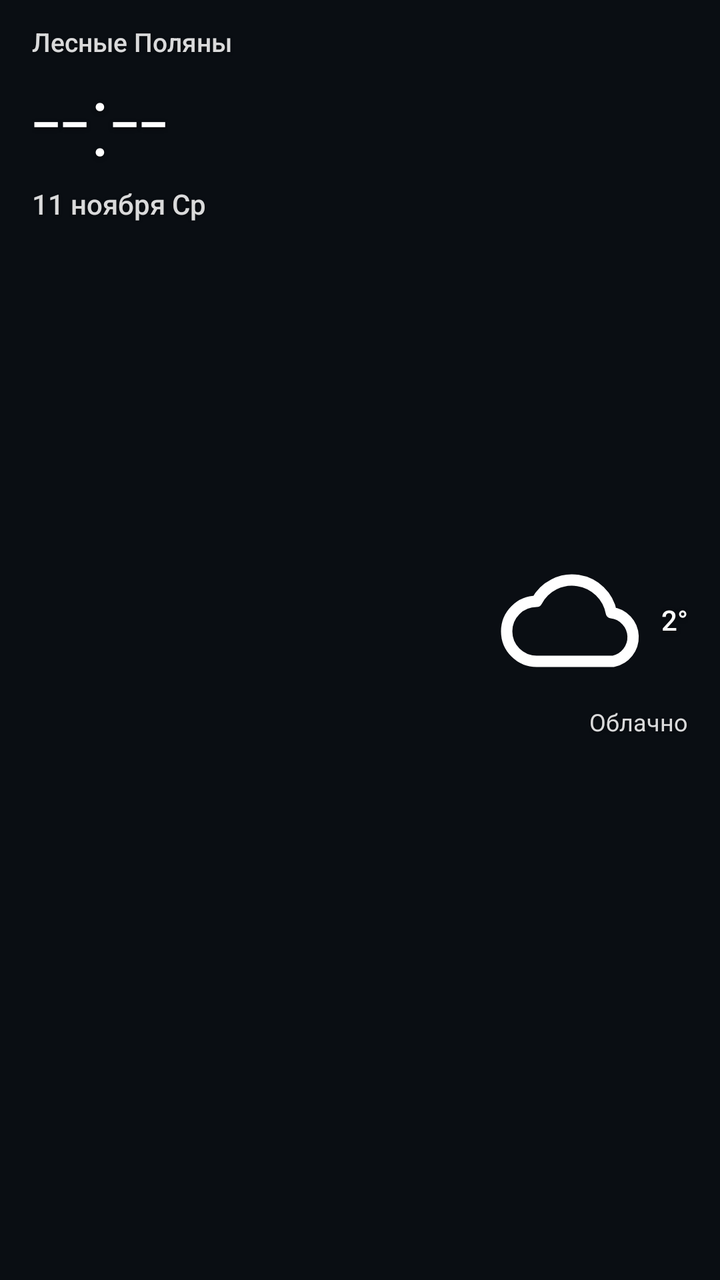
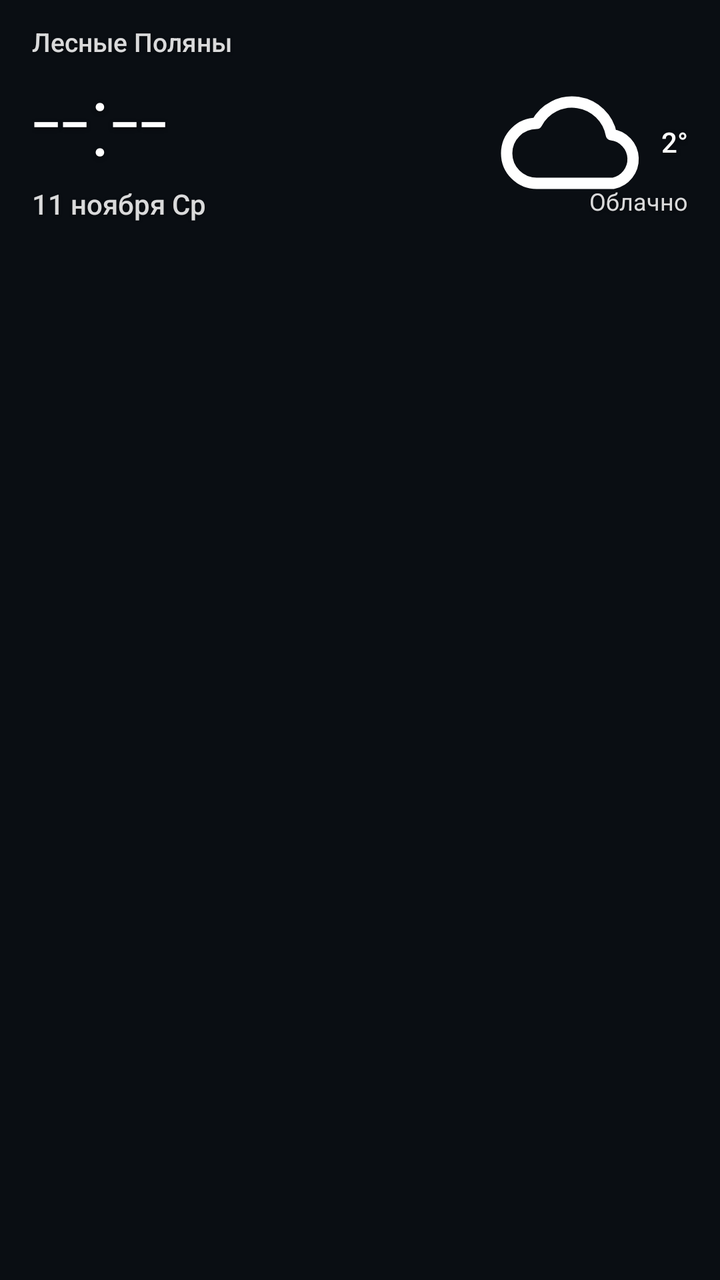

Before-and-after screenshots of an Android layout around one commit, followed by the original layout XML and the change that was made.
<!-- AndroidManifest.xml: application theme Theme.NetMon -->
<!-- res/layout/widget_clock.xml -->
<?xml version="1.0" encoding="utf-8"?>
<RelativeLayout xmlns:android="http://schemas.android.com/apk/res/android"
    android:id="@+id/widget_root"
    android:layout_width="match_parent"
    android:layout_height="match_parent"
    android:paddingHorizontal="16dp"
    android:paddingVertical="12dp">

    <TextView
        android:id="@+id/widget_city"
        android:layout_width="200dp"
        android:layout_height="wrap_content"
        android:layout_alignParentStart="true"
        android:layout_alignParentTop="true"
        android:fontFamily="sans-serif"
        android:maxLines="2"
        android:shadowColor="#66000000"
        android:shadowDx="0"
        android:shadowDy="1"
        android:shadowRadius="4"
        android:text="Лесные Поляны"
        android:textColor="#D9FFFFFF"
        android:textFontWeight="500"
        android:textSize="13dp" />

    <TextView
        android:id="@+id/widget_time"
        android:layout_width="wrap_content"
        android:layout_height="wrap_content"
        android:layout_alignParentStart="true"
        android:layout_below="@id/widget_city"
        android:layout_marginTop="2dp"
        android:fontFamily="sans-serif-light"
        android:includeFontPadding="false"
        android:shadowColor="#66000000"
        android:shadowDx="0"
        android:shadowDy="2"
        android:shadowRadius="6"
        android:text="--:--"
        android:textColor="#FFFFFFFF"
        android:textSize="50dp" />

    <TextView
        android:id="@+id/widget_date"
        android:layout_width="wrap_content"
        android:layout_height="wrap_content"
        android:layout_alignParentStart="true"
        android:layout_below="@id/widget_time"
        android:layout_marginTop="2dp"
        android:fontFamily="sans-serif"
        android:shadowColor="#66000000"
        android:shadowDx="0"
        android:shadowDy="1"
        android:shadowRadius="4"
        android:text="11 ноября Ср"
        android:textColor="#D9FFFFFF"
        android:textFontWeight="500"
        android:textSize="14dp" />

    <LinearLayout
        android:id="@+id/widget_weather"
        android:layout_width="wrap_content"
        android:layout_height="wrap_content"
        android:layout_alignParentEnd="true"
        android:layout_centerVertical="true"
        android:gravity="end"
        android:orientation="vertical">

        <LinearLayout
            android:layout_width="wrap_content"
            android:layout_height="wrap_content"
            android:layout_gravity="end"
            android:gravity="center_vertical"
            android:orientation="horizontal">

            <ImageView
                android:id="@+id/widget_weather_icon"
                android:layout_width="80dp"
                android:layout_height="80dp"
                android:contentDescription="@string/widget_clock_desc"
                android:src="@drawable/ic_weather_cloud" />

            <TextView
                android:id="@+id/widget_temp"
                android:layout_width="wrap_content"
                android:layout_height="wrap_content"
                android:layout_marginStart="4dp"
                android:fontFamily="sans-serif-light"
                android:includeFontPadding="false"
                android:shadowColor="#66000000"
                android:shadowDx="0"
                android:shadowDy="2"
                android:shadowRadius="6"
                android:text="2°"
                android:textColor="#FFFFFFFF"
                android:textFontWeight="500"
                android:textSize="14dp" />
        </LinearLayout>

        <TextView
            android:id="@+id/widget_condition"
            android:layout_width="wrap_content"
            android:layout_height="wrap_content"
            android:layout_gravity="end"
            android:layout_marginTop="2dp"
            android:fontFamily="sans-serif"
            android:shadowColor="#66000000"
            android:shadowDx="0"
            android:shadowDy="1"
            android:shadowRadius="4"
            android:text="Облачно"
            android:textColor="#D9FFFFFF"
            android:textSize="12dp" />
    </LinearLayout>
</RelativeLayout>
<!-- resources referenced by this layout -->
<resources>
  <!-- drawable ic_weather_cloud (drawable) -->
  <?xml version="1.0" encoding="utf-8"?>
  <vector xmlns:android="http://schemas.android.com/apk/res/android"
      android:width="24dp" android:height="24dp"
      android:viewportWidth="24" android:viewportHeight="24">
      <path android:fillColor="@android:color/transparent"
          android:strokeColor="#ffffffff" android:strokeWidth="1.7"
          android:strokeLineCap="round" android:strokeLineJoin="round"
          android:pathData="M6.5,18A4.5,4.5 0 0 1 6.5 9a6,6 0 0 1 11.2,1.7A3.7,3.7 0 0 1 18,18z" />
  </vector>
  <string name="widget_clock_desc">Часы и погода; цвет времени — статус сети</string>
  <style name="Theme.NetMon" parent="android:Theme.Material.NoActionBar">
          <item name="android:windowBackground">#0a0e13</item>
          <item name="android:statusBarColor">#0a0e13</item>
          <item name="android:navigationBarColor">#0a0e13</item>
          <item name="android:colorAccent">#2ea6e0</item>
          <item name="android:windowLightStatusBar">false</item>
      </style>
</resources>

<!-- the commit's change to res/layout/widget_clock.xml (unified diff, before → after) -->
@@ -62,7 +62,7 @@
         android:layout_width="wrap_content"
         android:layout_height="wrap_content"
         android:layout_alignParentEnd="true"
-        android:layout_centerVertical="true"
+        android:layout_alignTop="@id/widget_time"
         android:gravity="end"
         android:orientation="vertical">
 
@@ -97,19 +97,20 @@
                 android:textSize="14dp" />
         </LinearLayout>
 
-        <TextView
-            android:id="@+id/widget_condition"
-            android:layout_width="wrap_content"
-            android:layout_height="wrap_content"
-            android:layout_gravity="end"
-            android:layout_marginTop="2dp"
-            android:fontFamily="sans-serif"
-            android:shadowColor="#66000000"
-            android:shadowDx="0"
-            android:shadowDy="1"
-            android:shadowRadius="4"
-            android:text="Облачно"
-            android:textColor="#D9FFFFFF"
-            android:textSize="12dp" />
     </LinearLayout>
+
+    <TextView
+        android:id="@+id/widget_condition"
+        android:layout_width="wrap_content"
+        android:layout_height="wrap_content"
+        android:layout_alignParentEnd="true"
+        android:layout_alignTop="@id/widget_date"
+        android:fontFamily="sans-serif"
+        android:shadowColor="#66000000"
+        android:shadowDx="0"
+        android:shadowDy="1"
+        android:shadowRadius="4"
+        android:text="Облачно"
+        android:textColor="#D9FFFFFF"
+        android:textSize="12dp" />
 </RelativeLayout>
